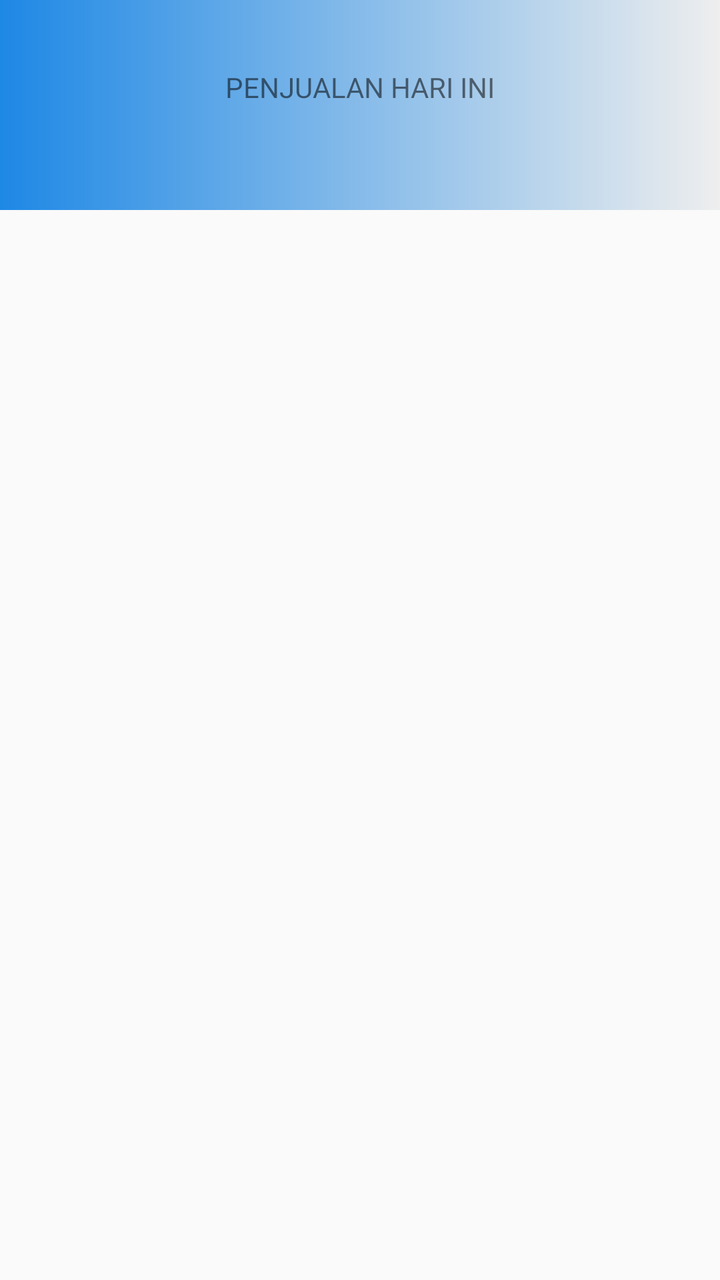
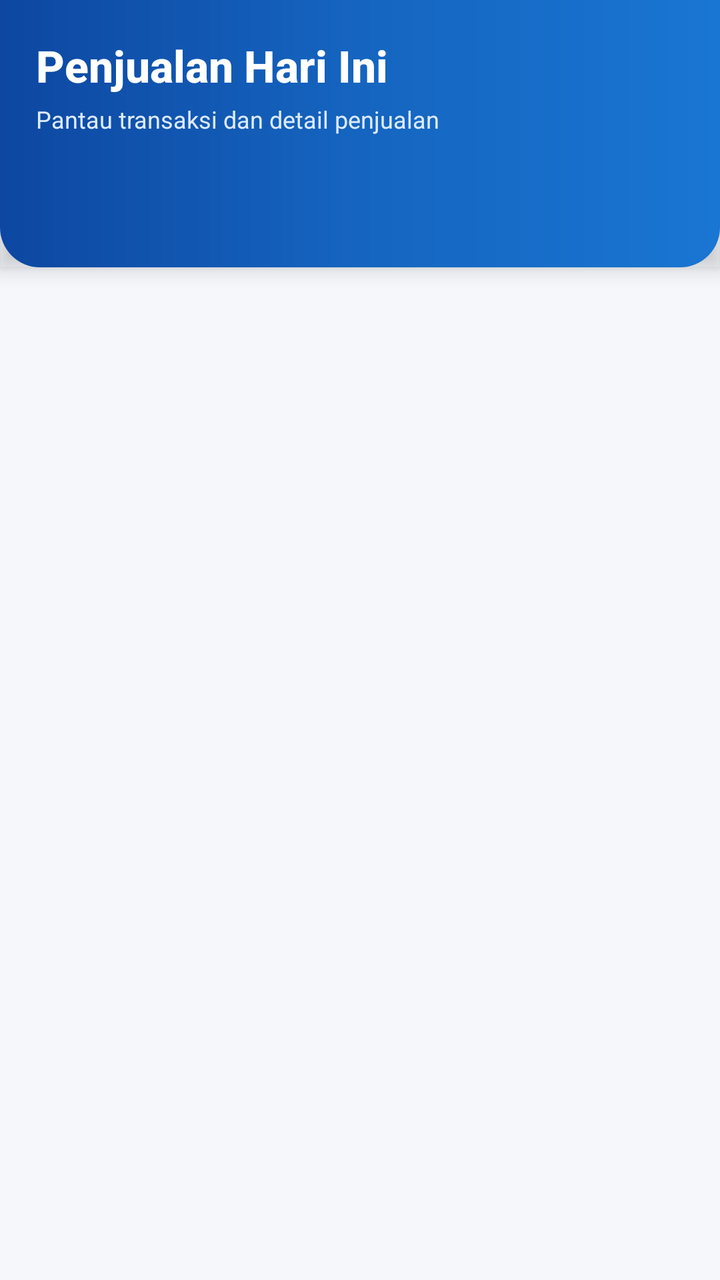

Two renders of the same Android screen: before a commit and after it. Below are the layout's source before the change and the commit's diff.
<!-- AndroidManifest.xml: application theme AppThemeLogin.NoActionBar -->
<!-- res/layout/activity_sales_today.xml -->
<?xml version="1.0" encoding="utf-8"?>

<RelativeLayout xmlns:android="http://schemas.android.com/apk/res/android"
    xmlns:app="http://schemas.android.com/apk/res-auto"
    xmlns:tools="http://schemas.android.com/tools"
    android:layout_width="match_parent"
    android:layout_height="match_parent"
    tools:context=".report.SalesTodayActivity">

    <LinearLayout
        android:id="@+id/layout_atas"
        android:layout_width="match_parent"
        android:layout_height="wrap_content"
        android:orientation="vertical">

        <com.google.android.material.appbar.AppBarLayout
            android:background="@drawable/button_round_1"
            android:layout_width="match_parent"
            android:layout_height="30dp"
            android:gravity="center"
            android:elevation="0dp"
            android:id="@+id/appbar_id">


        </com.google.android.material.appbar.AppBarLayout>

        <TextView
            android:padding="4dp"
            android:background="@drawable/button_round_1"
            android:textAlignment="center"
            android:text="PENJUALAN HARI INI"

            android:layout_width="match_parent"
            android:layout_height="wrap_content"/>
    </LinearLayout>

    <com.google.android.material.tabs.TabLayout
        android:layout_below="@id/layout_atas"
        app:tabTextColor="@color/white"
        app:tabSelectedTextColor="@color/brown"
        android:background="@drawable/button_round_1"
        android:id="@+id/tab_layout"
        android:layout_width="match_parent"
        android:layout_height="wrap_content" />

    <androidx.viewpager2.widget.ViewPager2
        android:id="@+id/view_pager2"
        android:layout_width="match_parent"
        android:layout_height="match_parent"
        android:layout_below="@id/tab_layout" />

</RelativeLayout>
<!-- resources referenced by this layout -->
<resources>
  <color name="brown">#fff</color>
  <color name="white">#FFFFFF</color>
  <!-- drawable button_round_1 (drawable) -->
  <?xml version="1.0" encoding="utf-8"?>
  
  <shape xmlns:android="http://schemas.android.com/apk/res/android"
      android:shape="rectangle">
      <corners
          android:bottomLeftRadius="0dp"
          android:bottomRightRadius="0dp"
          android:topLeftRadius="0dp"
          android:topRightRadius="0dp" />
      <gradient
          android:angle="360"
          android:endColor="@color/color_grey_toWhite"
          android:startColor="@color/blue_natural" />
  
  </shape>
  <style name="AppThemeLogin.NoActionBar">
          <item name="windowActionBar">false</item>
          <item name="windowNoTitle">true</item>
      </style>
  <color name="color_grey_toWhite">#eeeeee</color>
  <color name="blue_natural">#1E88E5</color>
</resources>

<!-- the commit's change to res/layout/activity_sales_today.xml (unified diff, before → after) -->
@@ -1,52 +1,83 @@
 <?xml version="1.0" encoding="utf-8"?>
 
-<RelativeLayout xmlns:android="http://schemas.android.com/apk/res/android"
+<androidx.coordinatorlayout.widget.CoordinatorLayout
+    xmlns:android="http://schemas.android.com/apk/res/android"
     xmlns:app="http://schemas.android.com/apk/res-auto"
     xmlns:tools="http://schemas.android.com/tools"
     android:layout_width="match_parent"
     android:layout_height="match_parent"
+    android:background="#F5F7FA"
     tools:context=".report.SalesTodayActivity">
 
-    <LinearLayout
-        android:id="@+id/layout_atas"
+    
+    <com.google.android.material.appbar.AppBarLayout
+        android:id="@+id/appbar_id"
         android:layout_width="match_parent"
         android:layout_height="wrap_content"
-        android:orientation="vertical">
+        android:background="@drawable/bg_header_penjualan"
+        android:elevation="6dp"
+        app:elevation="6dp">
 
-        <com.google.android.material.appbar.AppBarLayout
-            android:background="@drawable/button_round_1"
+        <LinearLayout
+            android:id="@+id/layout_atas"
             android:layout_width="match_parent"
-            android:layout_height="30dp"
-            android:gravity="center"
-            android:elevation="0dp"
-            android:id="@+id/appbar_id">
+            android:layout_height="wrap_content"
+            android:orientation="vertical"
+            android:paddingStart="18dp"
+            android:paddingTop="18dp"
+            android:paddingEnd="18dp"
+            android:paddingBottom="14dp">
 
+            
+            <TextView
+                android:id="@+id/tv_title"
+                android:layout_width="match_parent"
+                android:layout_height="wrap_content"
+                android:fontFamily="sans-serif-medium"
+                android:text="Penjualan Hari Ini"
+                android:textColor="@android:color/white"
+                android:textSize="22sp"
+                android:textStyle="bold" />
 
-        </com.google.android.material.appbar.AppBarLayout>
+            
+            <TextView
+                android:id="@+id/tv_subtitle"
+                android:layout_width="match_parent"
+                android:layout_height="wrap_content"
+                android:layout_marginTop="4dp"
+                android:text="Pantau transaksi dan detail penjualan"
+                android:textColor="#DDEBFF"
+                android:textSize="12sp" />
 
-        <TextView
-            android:padding="4dp"
-            android:background="@drawable/button_round_1"
-            android:textAlignment="center"
-            android:text="PENJUALAN HARI INI"
+        </LinearLayout>
 
+        
+        <com.google.android.material.tabs.TabLayout
+            android:id="@+id/tab_layout"
             android:layout_width="match_parent"
-            android:layout_height="wrap_content"/>
-    </LinearLayout>
+            android:layout_height="52dp"
+            android:background="@android:color/transparent"
+            app:tabGravity="fill"
+            app:tabIndicator="@drawable/bg_tab_indicator"
+            app:tabIndicatorColor="@android:color/white"
+            app:tabIndicatorFullWidth="false"
+            app:tabIndicatorHeight="3dp"
+            app:tabMode="fixed"
+            app:tabRippleColor="#33FFFFFF"
+            app:tabSelectedTextColor="@android:color/white"
+            app:tabTextAppearance="@style/TabTextAppearanceSales"
+            app:tabTextColor="#BFD5F5" />
 
-    <com.google.android.material.tabs.TabLayout
-        android:layout_below="@id/layout_atas"
-        app:tabTextColor="@color/white"
-        app:tabSelectedTextColor="@color/brown"
-        android:background="@drawable/button_round_1"
-        android:id="@+id/tab_layout"
-        android:layout_width="match_parent"
-        android:layout_height="wrap_content" />
+    </com.google.android.material.appbar.AppBarLayout>
 
+    
     <androidx.viewpager2.widget.ViewPager2
         android:id="@+id/view_pager2"
         android:layout_width="match_parent"
         android:layout_height="match_parent"
-        android:layout_below="@id/tab_layout" />
+        android:background="#F5F7FA"
+        android:clipToPadding="false"
+        android:paddingTop="6dp"
+        app:layout_behavior="@string/appbar_scrolling_view_behavior" />
 
-</RelativeLayout>
+</androidx.coordinatorlayout.widget.CoordinatorLayout>
<!-- resource entries referenced after the edit -->
@@ -1,28 +1,43 @@
 <!-- resources referenced by this layout -->
 <resources>
-  <color name="brown">#fff</color>
-  <color name="white">#FFFFFF</color>
-  <!-- drawable button_round_1 (drawable) -->
+  <!-- drawable bg_header_penjualan (drawable) -->
   <?xml version="1.0" encoding="utf-8"?>
-  
   <shape xmlns:android="http://schemas.android.com/apk/res/android"
       android:shape="rectangle">
+  
+      <gradient
+          android:angle="0"
+          android:startColor="#0D47A1"
+          android:centerColor="#1565C0"
+          android:endColor="#1976D2" />
+  
       <corners
-          android:bottomLeftRadius="0dp"
-          android:bottomRightRadius="0dp"
-          android:topLeftRadius="0dp"
-          android:topRightRadius="0dp" />
-      <gradient
-          android:angle="360"
-          android:endColor="@color/color_grey_toWhite"
-          android:startColor="@color/blue_natural" />
+          android:bottomLeftRadius="20dp"
+          android:bottomRightRadius="20dp" />
   
   </shape>
+  <!-- drawable bg_tab_indicator (drawable) -->
+  <?xml version="1.0" encoding="utf-8"?>
+  <shape xmlns:android="http://schemas.android.com/apk/res/android"
+      android:shape="rectangle">
+  
+      <solid android:color="#FFFFFF" />
+  
+      <corners android:radius="4dp" />
+  
+      <size android:height="3dp" />
+  
+  </shape>
+  <style name="TabTextAppearanceSales" parent="TextAppearance.MaterialComponents.Button">
+  
+          <item name="android:textSize">13sp</item>
+          <item name="android:textStyle">bold</item>
+          <item name="android:textAllCaps">false</item>
+  
+      </style>
   <style name="AppThemeLogin.NoActionBar">
           <item name="windowActionBar">false</item>
           <item name="windowNoTitle">true</item>
       </style>
-  <color name="color_grey_toWhite">#eeeeee</color>
-  <color name="blue_natural">#1E88E5</color>
 </resources>
 
